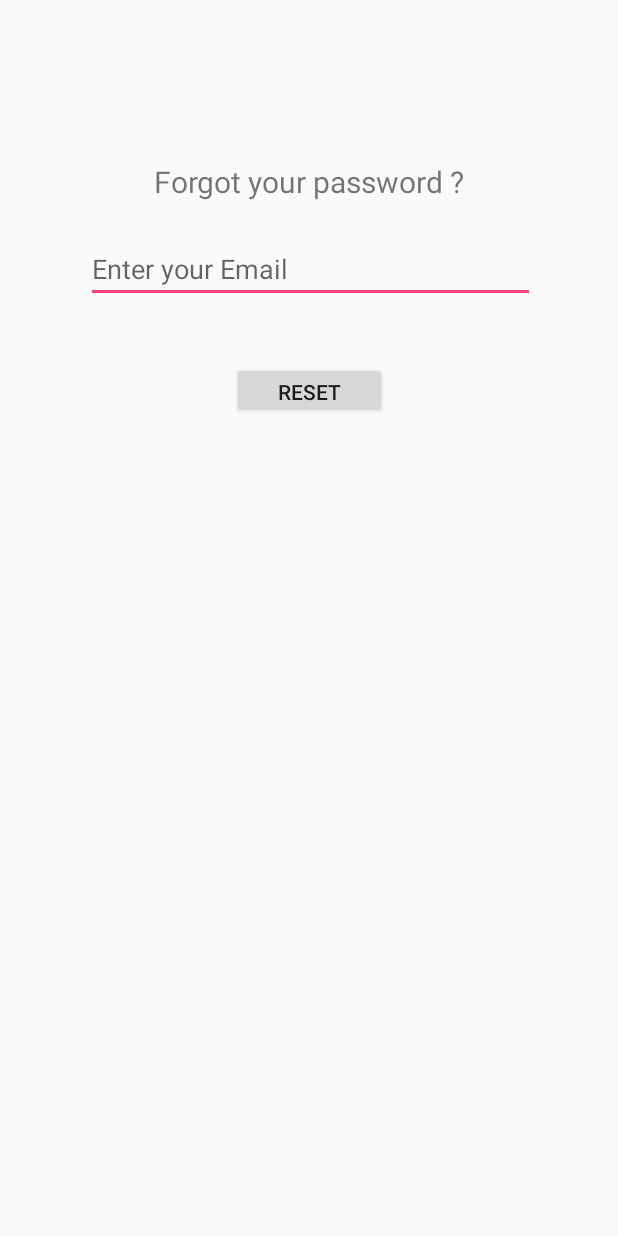
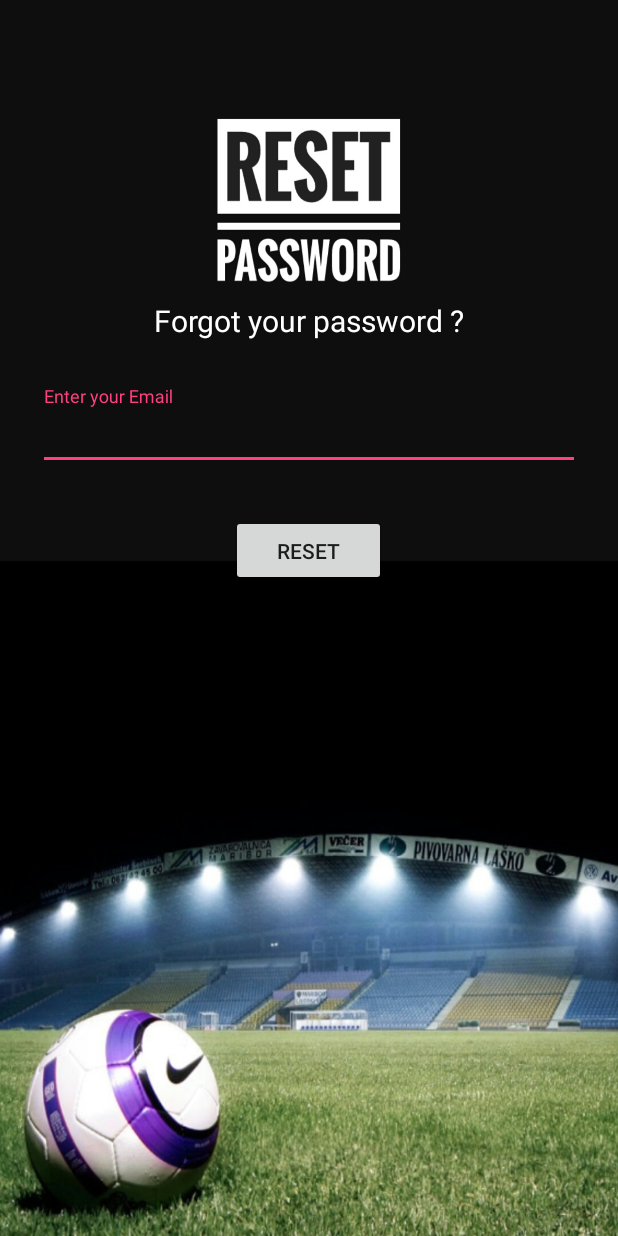
Before and after one commit to birjotsingh17/GndecSports, an Android app: the layout activity_reset.xml on its own in the app's theme, with its tools: preview values and no code run, on a phone screen of 412 x 824 dp. Run offline under Robolectric (Android 15) with nearby library versions, the phone set to English and light mode, and no system bars.

Commit message:
background

```diff
--- a/app/src/main/res/layout/activity_reset.xml
+++ b/app/src/main/res/layout/activity_reset.xml
@@ -1,9 +1,12 @@
 <?xml version="1.0" encoding="utf-8"?>
-<android.support.constraint.ConstraintLayout xmlns:android="http://schemas.android.com/apk/res/android"
+<LinearLayout xmlns:android="http://schemas.android.com/apk/res/android"
     xmlns:app="http://schemas.android.com/apk/res-auto"
     xmlns:tools="http://schemas.android.com/tools"
     android:layout_width="match_parent"
     android:layout_height="match_parent"
+    android:background="@drawable/reset"
+
+    android:orientation="vertical"
     tools:context="com.birjot.gndec_sports.Activities.ResetActivity">
 
     <TextView
@@ -12,40 +15,41 @@
         android:layout_height="wrap_content"
         android:text="Forgot your password ?"
         android:textSize="20dp"
-        app:layout_constraintTop_toTopOf="parent"
-        android:layout_marginTop="107dp"
-        android:layout_marginLeft="8dp"
-        app:layout_constraintLeft_toLeftOf="parent"
-        android:layout_marginRight="8dp"
-        app:layout_constraintRight_toRightOf="parent" />
+       android:layout_gravity="center"
+        android:textColor="@color/white"
+        android:layout_marginTop="200dp"
+        />
 
-    <EditText
-        android:id="@+id/editTextmail"
-        android:layout_width="299dp"
-        android:layout_height="41dp"
-        android:ems="10"
-        android:inputType="textPersonName"
-        android:hint="Enter your Email"
-        android:layout_marginTop="26dp"
-        app:layout_constraintTop_toBottomOf="@+id/textView2"
-        android:layout_marginLeft="8dp"
-        app:layout_constraintLeft_toLeftOf="parent"
-        android:layout_marginRight="8dp"
-        app:layout_constraintRight_toRightOf="parent"
-        app:layout_constraintHorizontal_bias="0.507" />
+
+    <android.support.design.widget.TextInputLayout
+        android:layout_width="match_parent"
+        android:layout_height="wrap_content"
+        android:layout_marginTop="30dp"
+        android:layout_marginBottom="10dp"
+        android:paddingLeft="25dp"
+        android:paddingRight="25dp">
+        <EditText
+            android:id="@+id/editTextmail"
+            android:layout_width="match_parent"
+            android:layout_height="wrap_content"
+            android:layout_gravity="center"
+            android:layout_marginTop="20dp"
+            android:textColor="@color/colortable"
+            android:ems="10"
+            android:inputType="textEmailAddress"
+            android:hint="Enter your Email" />
+
+
+    </android.support.design.widget.TextInputLayout>
 
     <Button
         android:id="@+id/btnReset"
         android:layout_width="103dp"
-        android:layout_height="37dp"
+        android:layout_height="47dp"
         android:text="RESET"
-        android:layout_marginLeft="8dp"
-        app:layout_constraintLeft_toLeftOf="parent"
-        android:layout_marginRight="8dp"
-        app:layout_constraintRight_toRightOf="parent"
-        app:layout_constraintHorizontal_bias="0.501"
-        android:layout_marginTop="39dp"
-        app:layout_constraintTop_toBottomOf="@+id/editTextmail" />
+        android:layout_gravity="center"
+        android:layout_marginTop="20dp"
+         />
 
    <!-- <TextView
         android:id="@+id/textView3"
@@ -63,4 +67,4 @@
         android:layout_marginBottom="7dp"
         app:layout_constraintVertical_bias="0.115"
         app:layout_constraintHorizontal_bias="0.501" />-->
-</android.support.constraint.ConstraintLayout>
+</LinearLayout>
--- a/app/src/main/res/values/styles.xml
+++ b/app/src/main/res/values/styles.xml
@@ -28,6 +28,8 @@
         <item name="windowNoTitle">true</item>
         <item name="android:windowFullscreen">true</item>
 
+        <item name="android:textColorHint">@color/white</item>
+
     </style>
 
     <style name="AppTheme.AppBarOverlay" parent="ThemeOverlay.AppCompat.Dark.ActionBar" />
```
Also changed, not shown: app/src/main/AndroidManifest.xml (+8 -3 lines), app/src/main/res/layout/activity_sign_up.xml (+43 -13 lines), app/src/main/res/layout/activity_signin.xml (+45 -7 lines), app/src/main/res/drawable-v21/reset.jpeg (added), app/src/main/res/drawable-v21/signin1.jpeg (added), app/src/main/res/drawable-v21/signup.jpeg (added).
